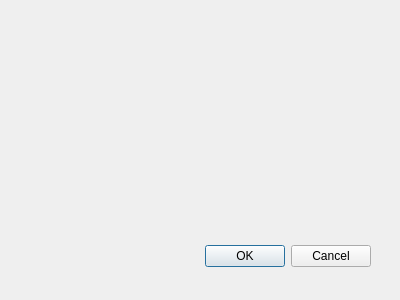
First picture: the form in settingscenter.ui, repository Lazywah/YaChiYo_Project, before the edit.
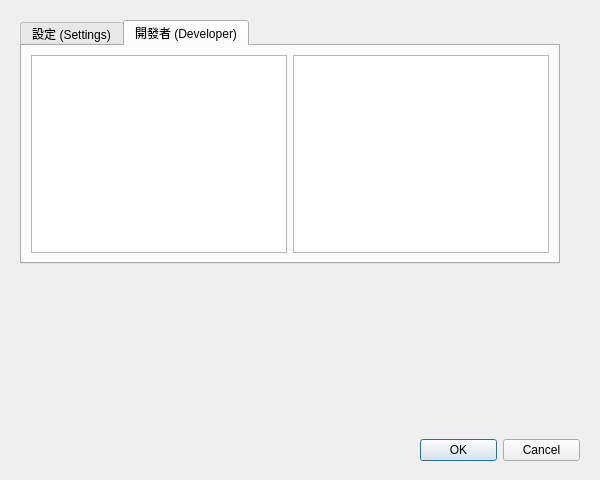
Second picture: the form after the edit.

Commit message: feat: 新增開發者模式

Patch:
```diff
--- a/settingscenter.ui
+++ b/settingscenter.ui
@@ -6,8 +6,8 @@
    <rect>
     <x>0</x>
     <y>0</y>
-    <width>400</width>
-    <height>300</height>
+    <width>600</width>
+    <height>480</height>
    </rect>
   </property>
   <property name="windowTitle">
@@ -16,10 +16,10 @@
   <widget class="QDialogButtonBox" name="buttonBox">
    <property name="geometry">
     <rect>
-     <x>30</x>
-     <y>240</y>
-     <width>341</width>
-     <height>32</height>
+     <x>420</x>
+     <y>435</y>
+     <width>160</width>
+     <height>30</height>
     </rect>
    </property>
    <property name="orientation">
@@ -29,6 +29,42 @@
     <set>QDialogButtonBox::StandardButton::Cancel|QDialogButtonBox::StandardButton::Ok</set>
    </property>
   </widget>
+  <widget class="QTabWidget" name="tabWidget">
+   <property name="geometry">
+    <rect>
+     <x>20</x>
+     <y>20</y>
+     <width>540</width>
+     <height>244</height>
+    </rect>
+   </property>
+   <property name="currentIndex">
+    <number>1</number>
+   </property>
+   <widget class="QWidget" name="tab">
+    <attribute name="title">
+     <string>設定 (Settings)</string>
+    </attribute>
+    <layout class="QHBoxLayout" name="horizontalLayout"/>
+   </widget>
+   <widget class="QWidget" name="tab_2">
+    <attribute name="title">
+     <string>開發者 (Developer)</string>
+    </attribute>
+    <layout class="QHBoxLayout" name="horizontalLayout_2">
+     <item>
+      <widget class="QListWidget" name="watchListWidget"/>
+     </item>
+     <item>
+      <widget class="QPlainTextEdit" name="debugDisplay">
+       <property name="readOnly">
+        <bool>true</bool>
+       </property>
+      </widget>
+     </item>
+    </layout>
+   </widget>
+  </widget>
  </widget>
  <resources/>
  <connections>
```
The commit also changes 4 other files.
